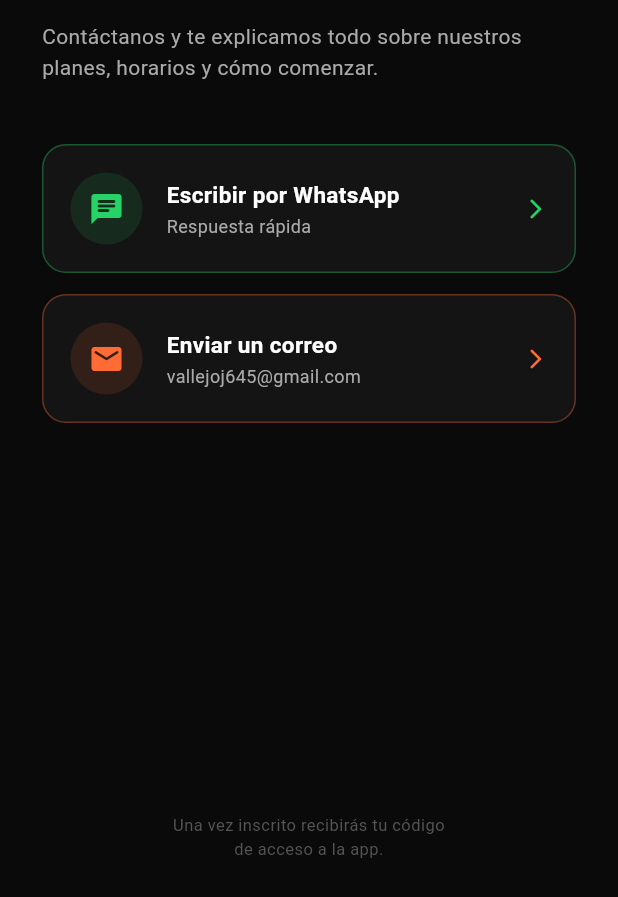
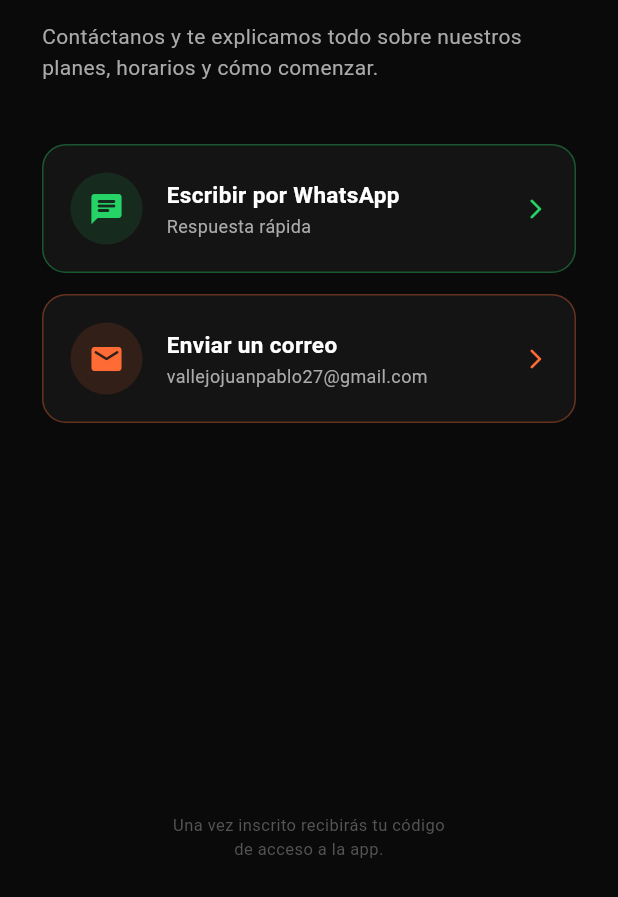
Before and after one commit to vallejoj203k/Mega_vital, a Flutter app: the ContactAdminScreen screen opened directly, on a phone screen of 412 x 824 dp, the part 339-1236 px from its top. Run offline on Flutter 3.47's test engine with Material 3 defaults, Android fonts, the phone set to English and light mode, and no system bars; our stand-ins replace image_picker, shared_preferences, supabase_flutter, video_player; accounts and stored records are empty; network calls fail.

Commit message:
Update contact info and messages in ContactAdminScreen
WhatsApp: +573225237665
Gmail: vallejojuanpablo27@gmail.com
Message: hola quiero ser usuario de la aplicacion mega vital, aun no he ido al gimnasio fisico

https://claude.ai/code/session_0166KoWXuvjUvDZSD4qPC2Uj

```diff
--- a/lib/core/config/app_config.dart
+++ b/lib/core/config/app_config.dart
@@ -54,10 +54,10 @@ class AppConfig {
 
   // ── WhatsApp del dueño del gimnasio ──────────────────────────
   // Formato internacional sin '+' ni espacios. Ej: 521XXXXXXXXXX (México)
-  static const String ownerWhatsApp = '521XXXXXXXXXX';
+  static const String ownerWhatsApp = '573225237665';
 
   // ── Gmail del dueño del gimnasio ─────────────────────────────
-  static const String ownerEmail = 'vallejoj645@gmail.com';
+  static const String ownerEmail = 'vallejojuanpablo27@gmail.com';
 
   // ── Emails con acceso al panel de administración ──────────────
   // Solo estos usuarios ven el botón "Administración" en el perfil.
--- a/lib/presentation/screens/auth/contact_admin_screen.dart
+++ b/lib/presentation/screens/auth/contact_admin_screen.dart
@@ -10,7 +10,7 @@ class ContactAdminScreen extends StatelessWidget {
   Future<void> _openWhatsApp(BuildContext context) async {
     final phone = AppConfig.ownerWhatsApp;
     const message =
-        'Hola, me gustaría obtener información para unirme al gimnasio Mega Vital.';
+        'Hola quiero ser usuario de la aplicacion mega vital, aun no he ido al gimnasio fisico';
     final uri = Uri.parse(
         'https://wa.me/$phone?text=${Uri.encodeComponent(message)}');
     if (await canLaunchUrl(uri)) {
@@ -32,9 +32,9 @@ class ContactAdminScreen extends StatelessWidget {
       scheme: 'mailto',
       path: AppConfig.ownerEmail,
       queryParameters: {
-        'subject': 'Información para unirme a Mega Vital',
+        'subject': 'Quiero ser usuario de Mega Vital',
         'body':
-            'Hola, me gustaría obtener información para unirme al gimnasio.',
+            'Hola quiero ser usuario de la aplicacion mega vital, aun no he ido al gimnasio fisico',
       },
     );
     if (await canLaunchUrl(uri)) {
```
